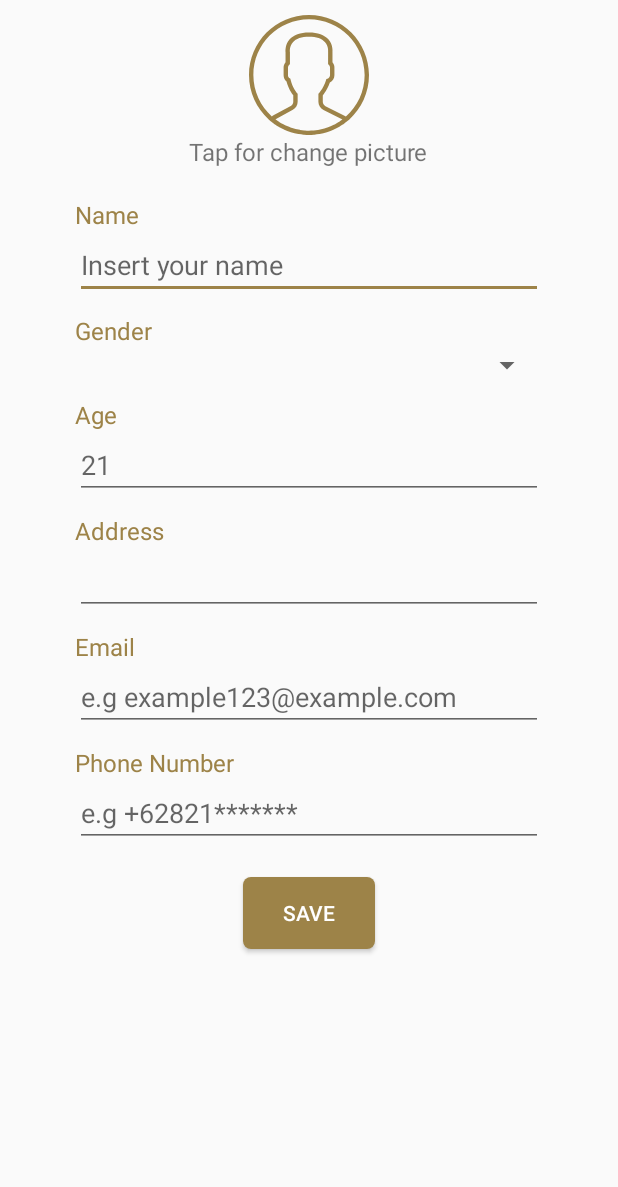
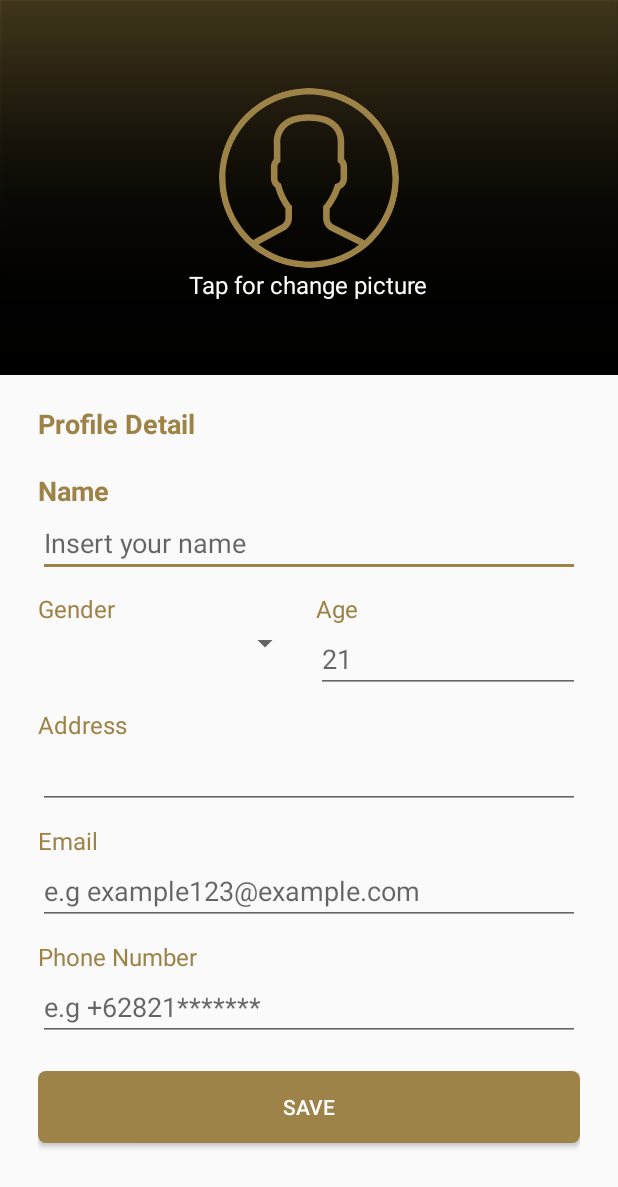
Before and after one commit to authenticguardsid/AG-V3-Android, an Android app: the EditProfileActivity screen opened directly, with no data from a screen before it, on a phone screen of 412 x 824 dp. Shown: the top 1187 px of the screen. Run offline under Robolectric (Android 15) with nearby library versions, the phone set to English and light mode, and no system bars; our stand-ins replace CircleImageView, Firebase (no records; nobody signed in at launch, a user with empty details on screens opened directly), Picasso; libraries missing offline, so code that uses them is left out: com.soundcloud.android, com.weiwangcn.betterspinner, jp.wasabeef.picasso; plain views replace MaterialBetterSpinner; pictures from the network do not load; 11 statements that could not run were skipped.

Commit message:
Recent Update lagi....

```diff
--- a/app/build.gradle
+++ b/app/build.gradle
@@ -46,7 +46,7 @@ dependencies {
     implementation 'me.dm7.barcodescanner:zxing:1.9'
     implementation 'com.synnapps:carouselview:0.1.5'
     implementation 'com.weiwangcn.betterspinner:library-material:1.1.0'
-
+    implementation 'de.hdodenhof:circleimageview:2.1.0'
     implementation 'com.sothree.slidinguppanel:library:3.4.0'
     implementation 'com.makeramen:roundedimageview:2.3.0'
 
--- a/app/src/main/java/com/agreader/EditProfileActivity.java
+++ b/app/src/main/java/com/agreader/EditProfileActivity.java
@@ -126,7 +126,7 @@ public class EditProfileActivity extends AppCompatActivity {
                 if (!us.getEmail().isEmpty()){
                     email.setFocusable(false);
                 }
-                Picasso.get().load(us.getGambar()).transform(new RoundedCornersTransformation(200,20)).fit().centerInside().into(picture);
+                Picasso.get().load(us.getGambar()).into(picture);
                 phonenumber.setText(us.getNumberPhone());
                 if (!us.getNumberPhone().isEmpty()){
                     phonenumber.setFocusable(false);
--- a/app/src/main/java/com/agreader/MasterActivity.java
+++ b/app/src/main/java/com/agreader/MasterActivity.java
@@ -191,7 +191,7 @@ public class MasterActivity extends AppCompatActivity {
             @Override
             public void onDataChange(@NonNull DataSnapshot dataSnapshot) {
                 User us = dataSnapshot.getValue(User.class);
-                if (ada.getStringExtra("tambahPoint") != null){
+                if (getIntent().getStringExtra("tambahPoint") != null){
                     int point = Integer.parseInt(us.getTotalPoint());
                     int tambahPoint = point + 100;
                     String points = String.valueOf(tambahPoint);
--- a/app/src/main/java/com/agreader/PointActivity.java
+++ b/app/src/main/java/com/agreader/PointActivity.java
@@ -62,7 +62,6 @@ public class PointActivity extends AppCompatActivity {
 
 
         dbf = FirebaseDatabase.getInstance().getReference("hadiah");
-
         loadData();
 
 
@@ -142,7 +141,7 @@ public class PointActivity extends AppCompatActivity {
             public void onDataChange(@NonNull DataSnapshot dataSnapshot) {
                 User us = dataSnapshot.getValue(User.class);
 
-                Picasso.get().load(us.getGambar())/*.transform(new RoundedCornersTransformation(50,10))*/.fit().centerInside().into(fotoProfile);
+                Picasso.get().load(us.getGambar()).into(fotoProfile);
                 namaProfile.setText(us.getName());
                 totalPoints.setText(us.getTotalPoint() + " pts");
             }
--- a/app/src/main/java/com/agreader/fragment/ProfileFragment.java
+++ b/app/src/main/java/com/agreader/fragment/ProfileFragment.java
@@ -108,7 +108,7 @@ public class ProfileFragment extends Fragment {
                 }else {
                     phone.setText(us.getNumberPhone());
                 }
-                Picasso.get().load(us.getGambar()).transform(new RoundedCornersTransformation(100,10)).fit().centerInside().into(profilePicture);
+                Picasso.get().load(us.getGambar()).into(profilePicture);
 
             }
 
--- a/app/src/main/java/com/agreader/screen/LoginScreen.java
+++ b/app/src/main/java/com/agreader/screen/LoginScreen.java
@@ -292,7 +292,9 @@ public class LoginScreen extends AppCompatActivity {
                                     user.put("totalPoint",totalPoint);
 
                                     dbf.setValue(user);
-
+                                    Intent pindah = new Intent(LoginScreen.this,MasterActivity.class);
+                                    pindah.putExtra("tambahPoint","100");
+                                    startActivity(pindah);
                                 }
 
                                 @Override
@@ -300,9 +302,7 @@ public class LoginScreen extends AppCompatActivity {
 
                                 }
                             });
-                            Intent pindah = new Intent(LoginScreen.this,MasterActivity.class);
-                            pindah.putExtra("tambahPoint","100");
-                            startActivity(pindah);
+
                         }else {
                             Log.w(TAG, "onFailure: ", task.getException() );
                         }
--- a/app/src/main/java/com/agreader/screen/RegisterScreen.java
+++ b/app/src/main/java/com/agreader/screen/RegisterScreen.java
@@ -40,7 +40,7 @@ public class RegisterScreen extends AppCompatActivity {
     String gender = "";
     String age = "";
     String address = "";
-    String gambar;
+    String gambar = "https://firebasestorage.googleapis.com/v0/b/ag-version-3.appspot.com/o/users%2Fuser.png?alt=media&token=a07b3aa8-90d4-4322-8e1d-8f20b91e54b0";
     String totalPoint = "10";
 
     @Override
@@ -52,6 +52,7 @@ public class RegisterScreen extends AppCompatActivity {
         textNumber = (EditText) findViewById(R.id.numberPhone);
         textEmail = (EditText) findViewById(R.id.email);
         textPassword = (EditText) findViewById(R.id.password);
+        totalPoint = "10" ;
         textConfirm = (EditText) findViewById(R.id.confirmationPassword);
         btnRegister = (Button) findViewById(R.id.registerAkun);
         btnRegister.setOnClickListener(new View.OnClickListener() {
@@ -100,7 +101,6 @@ public class RegisterScreen extends AppCompatActivity {
                                             @Override
                                             public void onDataChange(@NonNull DataSnapshot dataSnapshot) {
                                                 User us = dataSnapshot.getValue(User.class);
-
                                                 if (dataSnapshot.child("gambar").exists()){
                                                     gambar = us.getGambar();
                                                 }
@@ -112,7 +112,6 @@ public class RegisterScreen extends AppCompatActivity {
                                                 if (dataSnapshot.child("name").exists()){
                                                     name = us.getName();
                                                 }
-
                                                 if (dataSnapshot.child("gender").exists()){
                                                     gender = us.getGender();
                                                 }
@@ -139,7 +138,9 @@ public class RegisterScreen extends AppCompatActivity {
                                                 user.put("totalPoint",totalPoint);
 
                                                 dbf.setValue(user);
-
+                                                Intent pindah = new Intent(RegisterScreen.this,MasterActivity.class);
+                                                pindah.putExtra("tambahPoint","100");
+                                                startActivity(pindah);
                                             }
 
                                             @Override
@@ -147,10 +148,7 @@ public class RegisterScreen extends AppCompatActivity {
 
                                             }
                                         });
-                                        Intent pindah = new Intent(RegisterScreen.this,MasterActivity.class);
-                                        pindah.putExtra("tambahPoint","100");
-                                        startActivity(pindah);
-                                    }
+                                                                    }
                                 }
                             });
                 }
--- a/app/src/main/res/layout/activity_edit_profile.xml
+++ b/app/src/main/res/layout/activity_edit_profile.xml
@@ -11,14 +11,31 @@
         android:layout_width="fill_parent"
         android:layout_height="fill_parent">
 
+        <LinearLayout
+            android:layout_width="match_parent"
+            android:layout_height="match_parent"
+            android:orientation="vertical">
+
             <RelativeLayout
+                android:layout_width="wrap_content"
+                android:layout_height="wrap_content"
+                android:background="@color/colorPrimaryDark">
+
+
+                <LinearLayout
+                    android:id="@+id/frame"
                     android:layout_width="match_parent"
-            android:layout_height="match_parent">
-            <ImageView
+                    android:layout_height="250dp"
+                    android:orientation="vertical"
+                    android:gravity="center"
+                    android:background="@drawable/layer_4">
+
+                    <de.hdodenhof.circleimageview.CircleImageView
                         android:id="@+id/fotoProfile"
-                android:layout_width="80dp"
-                android:layout_height="80dp"
+                        android:layout_width="120dp"
+                        android:layout_height="120dp"
                         android:src="@drawable/ic_user"
+                        android:scaleType="centerCrop"
                         android:layout_centerHorizontal="true"
                         android:layout_marginTop="10dp"/>
 
@@ -29,34 +46,67 @@
                         android:text="Tap for change picture"
                         android:layout_below="@+id/fotoProfile"
                         android:textSize="16sp"
+                        android:textColor="#fff"
                         android:layout_centerHorizontal="true"/>
+
+
+
+                </LinearLayout>
+            </RelativeLayout>
+
+            <LinearLayout
+                android:layout_width="match_parent"
+                android:layout_height="wrap_content"
+                android:orientation="vertical"
+                android:paddingLeft="25dp"
+                android:paddingRight="25dp"
+                android:paddingBottom="10dp">
+
+                <TextView
+                    android:layout_width="wrap_content"
+                    android:layout_height="wrap_content"
+                    android:text="Profile Detail "
+                    android:layout_marginTop="20dp"
+                    android:textSize="18sp"
+                    android:textStyle="bold"
+                    android:textColor="@color/colorPrimary"
+                    />
 
                 <TextView
                     android:id="@+id/textNama"
                     android:layout_width="wrap_content"
                     android:layout_height="wrap_content"
                     android:text="Name"
-                android:paddingLeft="50dp"
                     android:layout_marginTop="20dp"
-                android:textSize="16sp"
+                    android:textSize="18sp"
+                    android:textStyle="bold"
                     android:textColor="@color/colorPrimary"
-                android:layout_below="@id/textChangeP" />
+                    />
 
                 <EditText
                     android:id="@+id/editTextNamaProfile"
                     android:layout_width="match_parent"
                     android:layout_height="wrap_content"
-                android:layout_marginLeft="50dp"
-                android:layout_marginRight="50dp"
                     android:hint="Insert your name"
                     android:layout_below="@+id/textNama"/>
 
+
+                <LinearLayout
+                    android:layout_width="match_parent"
+                    android:layout_height="match_parent"
+                    android:orientation="horizontal">
+
+                <LinearLayout
+                    android:layout_width="0dp"
+                    android:layout_height="wrap_content"
+                    android:layout_weight="1"
+                    android:layout_marginRight="10dp"
+                    android:orientation="vertical">
                 <TextView
                     android:id="@+id/textGender"
                     android:layout_width="wrap_content"
                     android:layout_height="wrap_content"
                     android:text="Gender"
-                android:paddingLeft="50dp"
                     android:layout_marginTop="10dp"
                     android:textSize="16sp"
                     android:textColor="@color/colorPrimary"
@@ -66,17 +116,20 @@
                     android:id="@+id/genderProfile"
                     android:layout_width="match_parent"
                     android:layout_height="wrap_content"
-                android:layout_marginLeft="50dp"
-                android:layout_marginRight="50dp"
                     android:hint="Choose Gender"
                     android:layout_below="@+id/textGender"/>
 
+                </LinearLayout>
+                    <LinearLayout
+                        android:layout_width="0dp"
+                        android:layout_height="wrap_content"
+                        android:layout_weight="1"
+                        android:orientation="vertical">
                         <TextView
                             android:id="@+id/textUmur"
                             android:layout_width="wrap_content"
                             android:layout_height="wrap_content"
                             android:text="Age"
-                android:paddingLeft="50dp"
                             android:textSize="16sp"
                             android:layout_marginTop="10dp"
                             android:textColor="@color/colorPrimary"
@@ -86,12 +139,12 @@
                             android:id="@+id/editTextUmurProfile"
                             android:layout_width="match_parent"
                             android:layout_height="wrap_content"
-                android:layout_marginLeft="50dp"
-                android:layout_marginRight="50dp"
                             android:hint="21"
                             android:inputType="number"
-                android:maxLength="3"
-                android:layout_below="@+id/textUmur"/>
+                            android:maxLength="3"/>
+
+                    </LinearLayout>
+                </LinearLayout>
 
                 <TextView
                     android:id="@+id/textLokasi"
@@ -99,7 +152,6 @@
                     android:layout_height="wrap_content"
                     android:text="Address"
                     android:layout_marginTop="10dp"
-                android:paddingLeft="50dp"
                     android:textSize="16sp"
                     android:textColor="@color/colorPrimary"
                     android:layout_below="@id/editTextUmurProfile" />
@@ -108,8 +160,6 @@
                     android:id="@+id/editTextLokasiProfile"
                     android:layout_width="match_parent"
                     android:layout_height="wrap_content"
-                android:layout_marginLeft="50dp"
-                android:layout_marginRight="50dp"
                     android:hint=""
                     android:layout_below="@+id/textLokasi"/>
 
@@ -119,7 +169,6 @@
                     android:layout_height="wrap_content"
                     android:text="Email"
                     android:layout_marginTop="10dp"
-                android:paddingLeft="50dp"
                     android:textSize="16sp"
                     android:textColor="@color/colorPrimary"
                     android:layout_below="@id/editTextLokasiProfile" />
@@ -128,8 +177,6 @@
                     android:id="@+id/editTextEmailProfile"
                     android:layout_width="match_parent"
                     android:layout_height="wrap_content"
-                android:layout_marginLeft="50dp"
-                android:layout_marginRight="50dp"
                     android:hint="e.g example123@example.com"
                     android:layout_below="@+id/textEmail"/>
 
@@ -140,7 +187,6 @@
                     android:layout_height="wrap_content"
                     android:text="Phone Number"
                     android:layout_marginTop="10dp"
-                android:paddingLeft="50dp"
                     android:textSize="16sp"
                     android:textColor="@color/colorPrimary"
                     android:layout_below="@id/editTextEmailProfile" />
@@ -149,8 +195,6 @@
                     android:id="@+id/editTextPhoneNumberProfile"
                     android:layout_width="match_parent"
                     android:layout_height="wrap_content"
-                android:layout_marginLeft="50dp"
-                android:layout_marginRight="50dp"
                     android:hint="e.g +62821*******"
                     android:maxLength="14"
                     android:digits="+0123456789"
@@ -159,17 +203,19 @@
 
                 <Button
                     android:id="@+id/saveEdit"
-                android:layout_width="wrap_content"
+                    android:layout_width="match_parent"
                     android:layout_height="wrap_content"
                     android:background="@drawable/button"
-                android:layout_below="@+id/editTextPhoneNumberProfile"
                     android:text="Save"
                     android:layout_marginTop="20dp"
                     android:layout_marginBottom="20dp"
                     android:textColor="@android:color/white"
                     android:layout_centerHorizontal="true"/>
+            </LinearLayout>
 
-        </RelativeLayout>
+
+
+        </LinearLayout>
 
     </ScrollView>
 
--- a/app/src/main/res/layout/activity_point.xml
+++ b/app/src/main/res/layout/activity_point.xml
@@ -17,8 +17,10 @@
             <LinearLayout
                 android:layout_width="match_parent"
                 android:layout_height="match_parent"
-                android:background="@drawable/layer_21"
-                android:alpha="0.8"/>
+                android:layout_alignParentStart="true"
+                android:layout_alignParentTop="true"
+                android:alpha="0.8"
+                android:background="@drawable/layer_21" />
 
             <LinearLayout
                 android:layout_width="match_parent"
@@ -31,11 +33,12 @@
                 android:background="@drawable/layer_4"/>
 
 
-            <ImageView
+            <de.hdodenhof.circleimageview.CircleImageView
                 android:id="@+id/fotoPoint"
                 android:layout_width="80dp"
                 android:layout_height="80dp"
                 android:layout_marginTop="20dp"
+                android:scaleType="centerCrop"
                 android:layout_centerHorizontal="true"
                 android:src="@drawable/ic_user"/>
 
@@ -45,7 +48,6 @@
                 android:layout_height="wrap_content"
                 android:layout_below="@+id/fotoPoint"
                 android:layout_centerHorizontal="true"
-                android:text="Yudhistira Caraka"
                 android:layout_marginTop="8dp"
                 android:textColor="@android:color/white"
                 android:textSize="18sp"/>
@@ -68,7 +70,6 @@
                     android:id="@+id/totalPoints"
                     android:layout_width="wrap_content"
                     android:layout_height="wrap_content"
-                    android:text="100 pts"
                     android:layout_marginLeft="5dp"
                     android:textColor="@android:color/white"
                     android:textSize="20sp"
--- a/app/src/main/res/layout/fragment_profile.xml
+++ b/app/src/main/res/layout/fragment_profile.xml
@@ -23,7 +23,7 @@
                 android:layout_marginTop="4dp"
                 android:padding="16dp">
 
-                <ImageView
+                <de.hdodenhof.circleimageview.CircleImageView
                     android:id="@+id/imageProfile"
                     android:layout_width="85dp"
                     android:layout_height="85dp"
```
Lines whose indentation alone changed are shown as unchanged.
